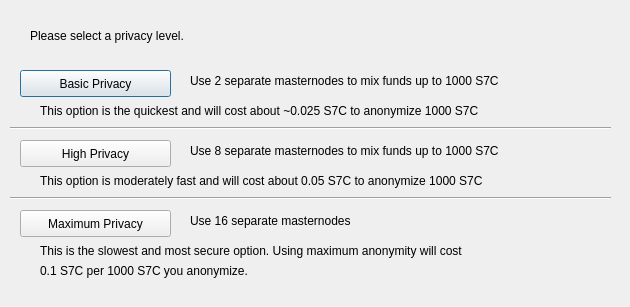
This is src/qt/forms/darksendconfig.ui in OmegaBlockchain/omegacoin as Qt 5 draws it before an edit. The edited form follows.
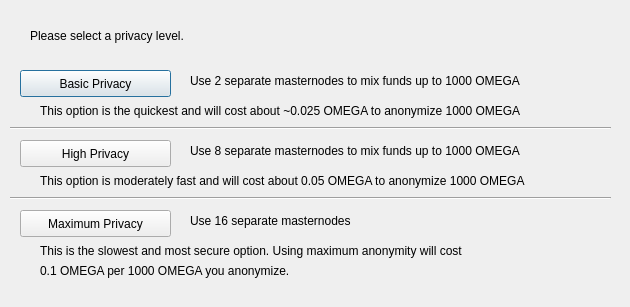
This is the edited form.

```diff
--- a/src/qt/forms/darksendconfig.ui
+++ b/src/qt/forms/darksendconfig.ui
@@ -75,7 +75,7 @@
     </rect>
    </property>
    <property name="text">
-    <string>Use 2 separate masternodes to mix funds up to 1000 S7C</string>
+    <string>Use 2 separate masternodes to mix funds up to 1000 OMEGA</string>
    </property>
   </widget>
   <widget class="QLabel" name="label_3">
@@ -88,7 +88,7 @@
     </rect>
    </property>
    <property name="text">
-    <string>Use 8 separate masternodes to mix funds up to 1000 S7C</string>
+    <string>Use 8 separate masternodes to mix funds up to 1000 OMEGA</string>
    </property>
   </widget>
   <widget class="QLabel" name="label_4">
@@ -114,7 +114,7 @@
     </rect>
    </property>
    <property name="text">
-    <string>This option is the quickest and will cost about ~0.025 S7C to anonymize 1000 S7C</string>
+    <string>This option is the quickest and will cost about ~0.025 OMEGA to anonymize 1000 OMEGA</string>
    </property>
   </widget>
   <widget class="QLabel" name="label_7">
@@ -127,7 +127,7 @@
     </rect>
    </property>
    <property name="text">
-    <string>This option is moderately fast and will cost about 0.05 S7C to anonymize 1000 S7C</string>
+    <string>This option is moderately fast and will cost about 0.05 OMEGA to anonymize 1000 OMEGA</string>
    </property>
   </widget>
   <widget class="QLabel" name="label_8">
@@ -153,7 +153,7 @@
     </rect>
    </property>
    <property name="text">
-    <string>0.1 S7C per 1000 S7C you anonymize.</string>
+    <string>0.1 OMEGA per 1000 OMEGA you anonymize.</string>
    </property>
   </widget>
   <widget class="Line" name="line">
```
